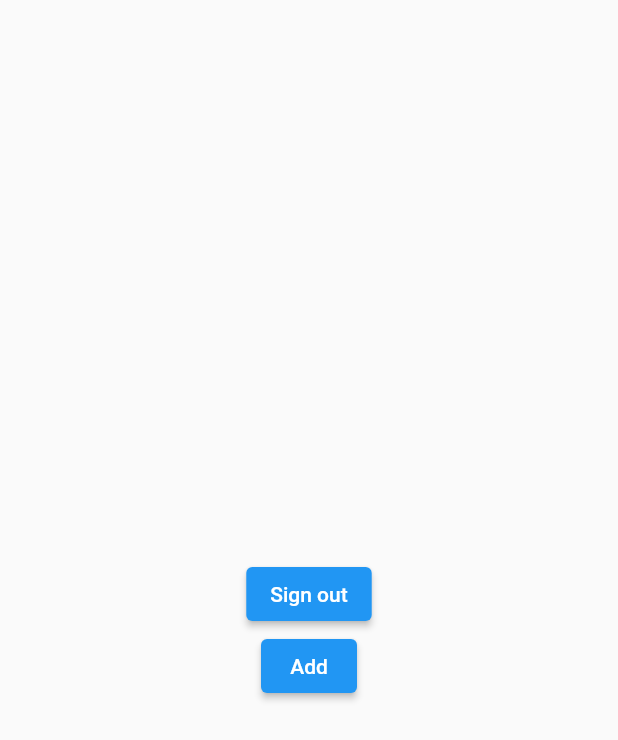
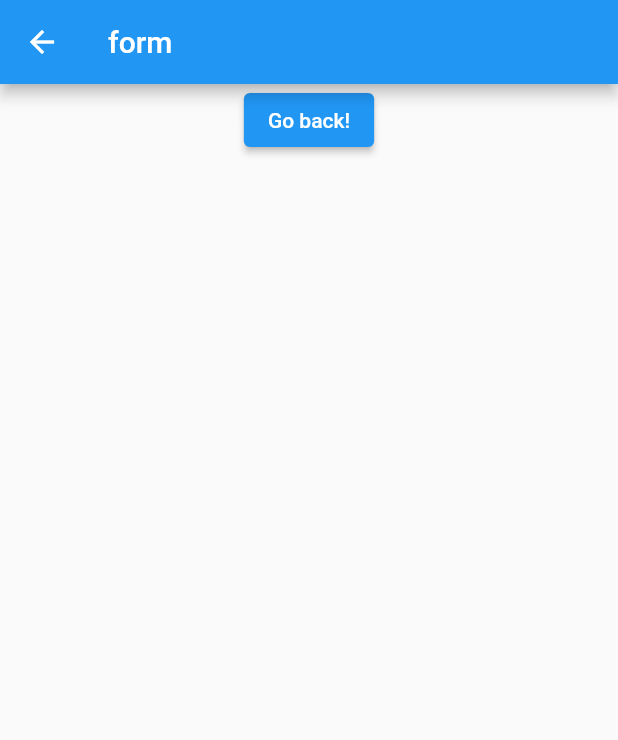
Before and after one commit to pontanVB/RunProof, a Flutter app: the screen it shows once a user with an empty profile is signed in, after a tap on "Add", on a phone screen of 412 x 824 dp. Shown: the top 740 px of the screen. Run offline on Flutter 3.47's test engine with Material 2 defaults, Android fonts, the phone set to English and light mode, and no system bars; our stand-ins replace firebase_auth, firebase_core, firebase_database; accounts and stored records are empty; network calls fail.

Commit message:
connect to database + router added from home page

```diff
--- /dev/null
+++ b/runproof/lib/pages/form_page.dart
@@ -0,0 +1,27 @@
+import 'package:flutter/material.dart';
+import 'package:flutter/src/widgets/framework.dart';
+import 'package:flutter/src/widgets/placeholder.dart';
+
+class FormPage extends StatelessWidget {
+  const FormPage({super.key});
+
+  @override
+  Widget build(BuildContext context) {
+    return Scaffold(
+      appBar: AppBar(title: Text("form")),
+      body: Column(
+        children: [
+          Center(
+            child: ElevatedButton(
+              onPressed: () {
+                // Navigate back to first route when tapped.
+                Navigator.pop(context);
+              },
+              child: const Text('Go back!'),
+            ),
+          ),
+        ],
+      ),
+    );
+  }
+}
--- a/runproof/lib/pages/home_page.dart
+++ b/runproof/lib/pages/home_page.dart
@@ -2,38 +2,86 @@ import 'package:firebase_auth/firebase_auth.dart';
 import 'package:firebase_core/firebase_core.dart';
 import 'package:firebase_database/firebase_database.dart';
 import "package:flutter/material.dart";
+import 'package:gbg_varvet/pages/form_page.dart';
 
-class HomePage extends StatelessWidget {
-  HomePage({super.key});
+class HomePage extends StatefulWidget {
+  const HomePage({super.key});
 
+  @override
+  State<HomePage> createState() => _HomePageState();
+}
+
+class _HomePageState extends State<HomePage> {
   void signUserOut() {
     FirebaseAuth.instance.signOut();
   }
 
   final User currentUser = FirebaseAuth.instance.currentUser!;
-  final DatabaseReference ref = FirebaseDatabase.instance.ref();
+  final DatabaseReference ref = FirebaseDatabase.instance.ref("/users");
+
+  final searchController = TextEditingController();
+
+  String name = "";
+  String age = "";
 
   void add() async {
-    ref.child("/users").set({
-      "name": "John",
-      "age": 18,
-      "address": {"line1": "100 Mountain View"}
+    final String userId = currentUser.uid;
+    Map<String, dynamic> data = {"name": "carro", "age": 18, "time": 10};
+    ref.child("$userId/4").set(data);
+  }
+
+  void show() async {
+    final String userId = currentUser.uid;
+    final search = searchController.text;
+    try {
+      final snapshot = await ref.child("$userId/$search").get();
+      if (snapshot.exists) {
+        Map<dynamic, dynamic> map = snapshot.value as Map;
+
+        String responseName = map["name"];
+
+        setState(() {
+          name = responseName;
+          age = map["age"].toString();
         });
+      } else {
+        print('No data available.');
+      }
+    } catch (e) {
+      print(e);
+    }
   }
 
   @override
   Widget build(BuildContext context) {
     return Scaffold(
+        appBar: AppBar(title: const Text("front page")),
         body: Center(
           child: ListView(
             shrinkWrap: true,
             children: <Widget>[
+              Text(name),
+              Text(age),
               Center(child: Text(currentUser.email!)),
               Center(
                   child: ElevatedButton(
                       onPressed: signUserOut, child: const Text("Sign out"))),
               Center(
-              child: ElevatedButton(onPressed: add, child: const Text("Add"))),
+                  child: ElevatedButton(
+                      onPressed: () {
+                        Navigator.push(
+                            context,
+                            MaterialPageRoute(
+                                builder: (context) => const FormPage()));
+                      },
+                      child: const Text("Add"))),
+              Center(
+                child: TextField(
+                  controller: searchController,
+                  decoration: const InputDecoration(hintText: "Enter number"),
+                ),
+              ),
+              ElevatedButton(onPressed: show, child: const Text("search"))
             ],
           ),
         ));
--- a/runproof/lib/pages/login_page.dart
+++ b/runproof/lib/pages/login_page.dart
@@ -49,6 +49,9 @@ class _LoginPageState extends State<LoginPage> {
           child: TextField(
             controller: passwordController,
             decoration: InputDecoration(hintText: "Enter password"),
+            obscureText: true,
+            enableSuggestions: false,
+            autocorrect: false,
           ),
         ),
         ElevatedButton(onPressed: signUserIn, child: const Text('sign in')),
```
Also changed, not shown: 1 other file. Lines whose indentation alone changed are shown as unchanged.
